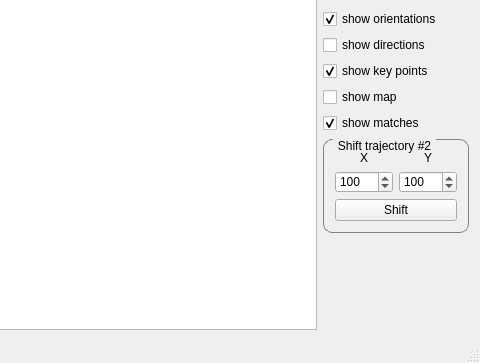
Qt form TrajectoryVisualizer/main_view.ui (gakarak/UAV_Projects) before a commit; both pictures show x 452 to 932 and y 324 to 687 of the 932 by 687 pixel window.
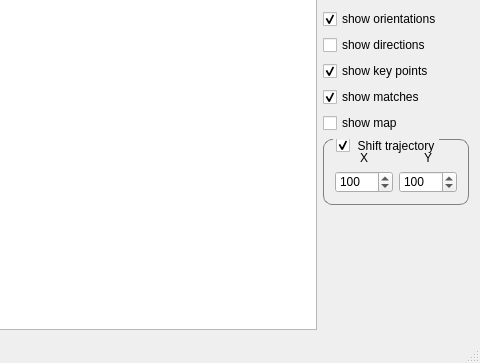
The same form after that commit. Custom widgets are drawn as their Qt base class.

Commit message: Main view has refactored, also interface for trajectory shift has changed slightly

Patch:
```diff
--- a/TrajectoryVisualizer/main_view.ui
+++ b/TrajectoryVisualizer/main_view.ui
@@ -239,13 +239,6 @@
         </property>
        </widget>
       </item>
-      <item>
-       <widget class="QCheckBox" name="is_map_show_check">
-        <property name="text">
-         <string>show map</string>
-        </property>
-       </widget>
-      </item>
       <item>
        <widget class="QCheckBox" name="is_matches_show_check">
         <property name="text">
@@ -257,7 +250,14 @@
        </widget>
       </item>
       <item>
-       <widget class="QGroupBox" name="groupBox">
+       <widget class="QCheckBox" name="is_map_show_check">
+        <property name="text">
+         <string>show map</string>
+        </property>
+       </widget>
+      </item>
+      <item>
+       <widget class="QGroupBox" name="shift_second_trj_group">
         <property name="minimumSize">
          <size>
           <width>0</width>
@@ -281,13 +281,13 @@
 }</string>
         </property>
         <property name="title">
-         <string>Shift trajectory #2</string>
+         <string>Shift trajectory</string>
         </property>
         <property name="flat">
          <bool>false</bool>
         </property>
         <property name="checkable">
-         <bool>false</bool>
+         <bool>true</bool>
         </property>
         <layout class="QVBoxLayout" name="verticalLayout_5">
          <item>
@@ -372,13 +372,6 @@
            </item>
           </layout>
          </item>
-         <item>
-          <widget class="QPushButton" name="trj2_shift_btn">
-           <property name="text">
-            <string>Shift</string>
-           </property>
-          </widget>
-         </item>
         </layout>
        </widget>
       </item>
```
Left out of the diff: 6 changed lines with no effect on the pictures. The commit also changes 2 other files.
